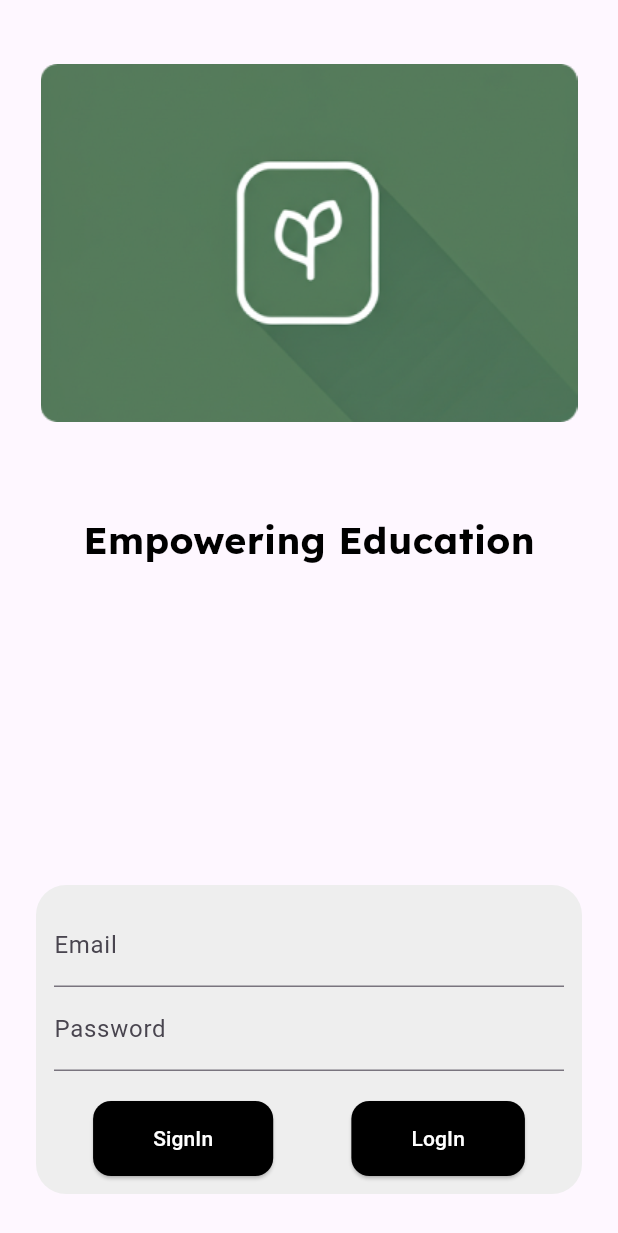
After one commit to MridulSharma2552007/akari, a Flutter app: the screen it shows after launch, on a phone screen of 412 x 824 dp. The commit adds this screen. Shown: the top 1233 px of the screen. Run offline on Flutter 3.47's test engine with Material 3 defaults, Android fonts, the phone set to English and light mode, and no system bars; our stand-ins replace google_fonts, supabase_flutter; accounts and stored records are empty.

Commit message:
bug fixed in login scrren

```diff
--- a/lib/authservice/auth_gate.dart
+++ b/lib/authservice/auth_gate.dart
@@ -1,5 +1,6 @@
 import 'package:akari/pages/home.dart';
-import 'package:akari/pages/pageview_pages.dart';
+
+import 'package:akari/userinfo/loginpage.dart';
 import 'package:flutter/material.dart';
 import 'package:supabase_flutter/supabase_flutter.dart';
 
@@ -22,7 +23,7 @@ class AuthGate extends StatelessWidget {
         if (session != null) {
           return Home();
         } else {
-          return PageviewPages();
+          return Loginpage();
         }
       },
     );
--- a/lib/pages/splash_screen.dart
+++ b/lib/pages/splash_screen.dart
@@ -1,5 +1,4 @@
 import 'package:akari/authservice/auth_gate.dart';
-import 'package:akari/pages/pageview_pages.dart';
 import 'package:flutter/material.dart';
 
 class SplashScreen extends StatefulWidget {
--- /dev/null
+++ b/lib/userinfo/loginpage.dart
@@ -0,0 +1,52 @@
+import 'package:akari/widgets/logincontainer.dart';
+
+import 'package:flutter/material.dart';
+import 'package:google_fonts/google_fonts.dart';
+
+class Loginpage extends StatefulWidget {
+  const Loginpage({super.key});
+
+  @override
+  State<Loginpage> createState() => _PageoneState();
+}
+
+class _PageoneState extends State<Loginpage> {
+  @override
+  Widget build(BuildContext context) {
+    return Scaffold(
+      body: Padding(
+        padding: const EdgeInsets.all(12),
+        child: SingleChildScrollView(
+          child: Column(
+            children: [
+              ClipRRect(
+                borderRadius: BorderRadiusGeometry.circular(20),
+                child: Image.asset(
+                  'assets/images/pageonepng.png',
+                  height: 300,
+                  width: double.infinity,
+                ),
+              ),
+              SizedBox(height: 30),
+              Text(
+                'Empowering Education',
+                style: GoogleFonts.lexend(
+                  color: Colors.black,
+                  fontWeight: FontWeight.bold,
+                  fontSize: 25,
+                ),
+              ),
+              SizedBox(height: 200),
+              Logincontainer(),
+              SizedBox(height: 20),
+              Text(
+                'Made with ❤️',
+                style: TextStyle(color: Colors.grey.shade400),
+              ),
+            ],
+          ),
+        ),
+      ),
+    );
+  }
+}
--- a/lib/widgets/logincontainer.dart
+++ b/lib/widgets/logincontainer.dart
@@ -1,5 +1,5 @@
 import 'package:akari/authservice/auth_service.dart';
-import 'package:akari/pageviewpages/pageone_signin.dart';
+import 'package:akari/userinfo/signInpage.dart';
 import 'package:flutter/material.dart';
 
 class Logincontainer extends StatefulWidget {
@@ -73,9 +73,7 @@ class _LogincontainerState extends State<Logincontainer> {
                     onPressed: () {
                       Navigator.push(
                         context,
-                        MaterialPageRoute(
-                          builder: (context) => PageoneSignin(),
-                        ),
+                        MaterialPageRoute(builder: (context) => Signinpage()),
                       );
                     },
                     child: Text(
```
Also changed, not shown: lib/pages/pageview_pages.dart (deleted, +0 -19 lines), lib/pageviewpages/pageone.dart (deleted, +0 -46 lines), lib/userinfo/signInpage.dart (renamed from lib/pageviewpages/pageone_signin.dart, +10 -5 lines), lib/userinfo/userrole.dart (added, +10 -0 lines).
